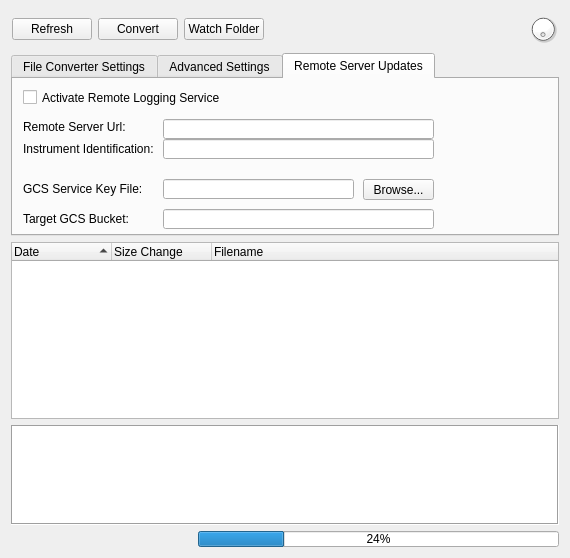
Above: src/mzwatcher/mzWatcherGui.ui from eugenemel/maven before the change. Below: the same form after it.
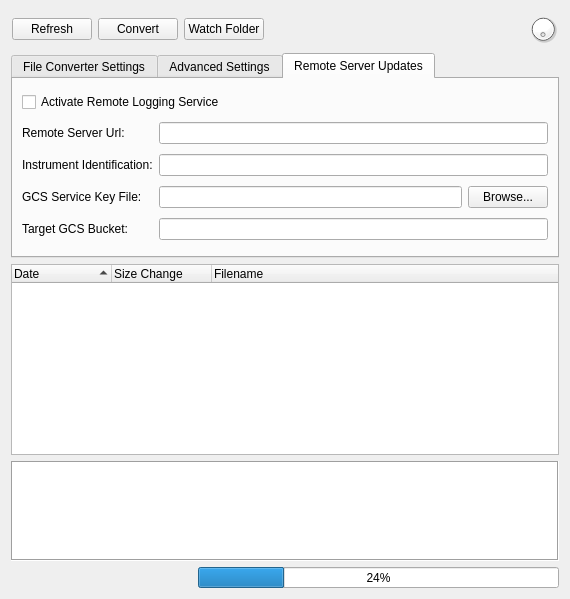
That is the form after the change. The open tabs and pages were chosen to show the change. Icons and pictures are not drawn.

Commit message: Issue 858: Bug fixes to mzWatcher executable.

```diff
--- a/src/mzwatcher/mzWatcherGui.ui
+++ b/src/mzwatcher/mzWatcherGui.ui
@@ -7,7 +7,7 @@
     <x>0</x>
     <y>0</y>
     <width>570</width>
-    <height>558</height>
+    <height>599</height>
    </rect>
   </property>
   <property name="sizePolicy">
@@ -143,7 +143,7 @@
       </sizepolicy>
      </property>
      <property name="currentIndex">
-      <number>2</number>
+      <number>0</number>
      </property>
      <property name="documentMode">
       <bool>false</bool>
@@ -156,16 +156,6 @@
        <string>File Converter Settings</string>
       </attribute>
       <layout class="QGridLayout" name="gridLayout">
-       <item row="1" column="2" colspan="3">
-        <widget class="QLineEdit" name="destFolderEdit">
-         <property name="text">
-          <string/>
-         </property>
-         <property name="readOnly">
-          <bool>false</bool>
-         </property>
-        </widget>
-       </item>
        <item row="4" column="0">
         <widget class="QLabel" name="label_4">
          <property name="text">
@@ -271,6 +261,16 @@
          </property>
         </widget>
        </item>
+       <item row="1" column="2" colspan="3">
+        <widget class="QLineEdit" name="destFolderEdit">
+         <property name="text">
+          <string/>
+         </property>
+         <property name="readOnly">
+          <bool>false</bool>
+         </property>
+        </widget>
+       </item>
       </layout>
      </widget>
      <widget class="QWidget" name="tab">
@@ -397,133 +397,89 @@
          </property>
         </widget>
        </item>
+       <item row="9" column="0">
+        <widget class="QLabel" name="label_settingsLocation">
+         <property name="text">
+          <string>Settings Location</string>
+         </property>
+        </widget>
+       </item>
+       <item row="9" column="1">
+        <widget class="QLineEdit" name="settingsLocationEdit">
+         <property name="toolTip">
+          <string>Where mzWatcher's saved settings live on this machine. An expert user can open this location (the Windows Registry, if this is a path starting with HKEY_CURRENT_USER) to inspect, back up, or delete these settings.</string>
+         </property>
+         <property name="readOnly">
+          <bool>true</bool>
+         </property>
+        </widget>
+       </item>
       </layout>
      </widget>
      <widget class="QWidget" name="tab_2">
       <attribute name="title">
        <string>Remote Server Updates</string>
       </attribute>
+      <layout class="QGridLayout" name="gridLayout_4">
+       <item row="0" column="0" colspan="3">
+        <widget class="QCheckBox" name="remoteLoging">
+         <property name="text">
+          <string>Activate Remote Logging Service</string>
+         </property>
+        </widget>
+       </item>
+       <item row="1" column="0">
       <widget class="QLabel" name="label_8">
-       <property name="geometry">
-        <rect>
-         <x>10</x>
-         <y>40</y>
-         <width>141</width>
-         <height>16</height>
-        </rect>
-       </property>
        <property name="text">
         <string>Remote Server Url:</string>
        </property>
       </widget>
+       </item>
+       <item row="1" column="1" colspan="2">
       <widget class="QLineEdit" name="remoteServerUrl">
-       <property name="geometry">
-        <rect>
-         <x>150</x>
-         <y>40</y>
-         <width>271</width>
-         <height>20</height>
-        </rect>
-       </property>
        <property name="text">
         <string/>
        </property>
       </widget>
+       </item>
+       <item row="2" column="0">
       <widget class="QLabel" name="label_9">
-       <property name="geometry">
-        <rect>
-         <x>10</x>
-         <y>60</y>
-         <width>131</width>
-         <height>20</height>
-        </rect>
-       </property>
        <property name="text">
         <string>Instrument Identification:</string>
        </property>
       </widget>
-      <widget class="QLineEdit" name="instrumentId">
-       <property name="geometry">
-        <rect>
-         <x>150</x>
-         <y>60</y>
-         <width>271</width>
-         <height>20</height>
-        </rect>
-       </property>
-      </widget>
-      <widget class="QCheckBox" name="remoteLoging">
-       <property name="geometry">
-        <rect>
-         <x>10</x>
-         <y>10</y>
-         <width>511</width>
-         <height>17</height>
-        </rect>
-       </property>
-       <property name="text">
-        <string>Activate Remote Logging Service</string>
-       </property>
-      </widget>
+       </item>
+       <item row="2" column="1" colspan="2">
+        <widget class="QLineEdit" name="instrumentId"/>
+       </item>
+       <item row="3" column="0">
       <widget class="QLabel" name="label_11">
-       <property name="geometry">
-        <rect>
-         <x>10</x>
-         <y>100</y>
-         <width>131</width>
-         <height>20</height>
-        </rect>
-       </property>
        <property name="text">
         <string>GCS Service Key File:</string>
        </property>
       </widget>
-      <widget class="QLineEdit" name="gcsKeyFileEdit">
-       <property name="geometry">
-        <rect>
-         <x>150</x>
-         <y>100</y>
-         <width>191</width>
-         <height>20</height>
-        </rect>
-       </property>
-      </widget>
+       </item>
+       <item row="3" column="1">
+        <widget class="QLineEdit" name="gcsKeyFileEdit"/>
+       </item>
+       <item row="3" column="2">
       <widget class="QPushButton" name="gcsKeyFileButton">
-       <property name="geometry">
-        <rect>
-         <x>350</x>
-         <y>100</y>
-         <width>71</width>
-         <height>21</height>
-        </rect>
-       </property>
        <property name="text">
         <string>Browse...</string>
        </property>
       </widget>
+       </item>
+       <item row="4" column="0">
       <widget class="QLabel" name="label_12">
-       <property name="geometry">
-        <rect>
-         <x>10</x>
-         <y>130</y>
-         <width>131</width>
-         <height>20</height>
-        </rect>
-       </property>
        <property name="text">
         <string>Target GCS Bucket:</string>
        </property>
       </widget>
-      <widget class="QLineEdit" name="targetBucketEdit">
-       <property name="geometry">
-        <rect>
-         <x>150</x>
-         <y>130</y>
-         <width>271</width>
-         <height>20</height>
-        </rect>
-       </property>
-      </widget>
+       </item>
+       <item row="4" column="1" colspan="2">
+        <widget class="QLineEdit" name="targetBucketEdit"/>
+       </item>
+      </layout>
      </widget>
     </widget>
    </item>
```
Lines whose indentation alone changed are shown as unchanged. The commit also changes 2 other files.
